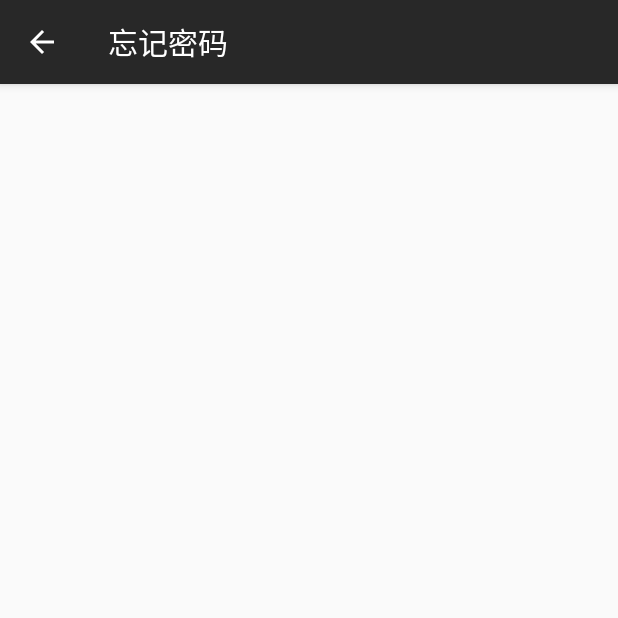
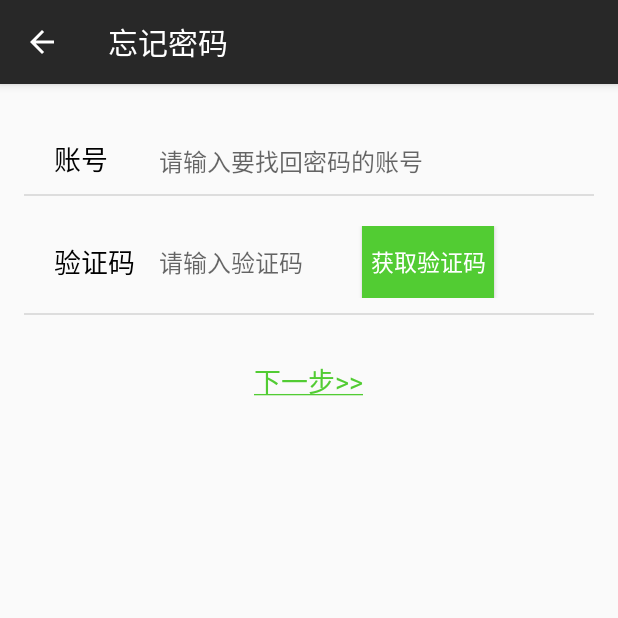
Before and after one commit to SYSUMiniChat/MiniChat, an Android app: the forgetPassword screen opened directly, with no data from a screen before it, on a phone screen of 412 x 824 dp, the top half of it. Run offline under Robolectric (Android 15) with nearby library versions, the phone set to English and light mode, and no system bars.

Commit message:
完善忘记密码页面

```diff
--- a/MiniChat/app/src/main/java/com/example/caitzh/minichat/forgetPassword.java
+++ b/MiniChat/app/src/main/java/com/example/caitzh/minichat/forgetPassword.java
@@ -1,8 +1,13 @@
 package com.example.caitzh.minichat;
 
+import android.content.Intent;
 import android.support.v7.app.AppCompatActivity;
 import android.os.Bundle;
 import android.view.MenuItem;
+import android.view.View;
+import android.widget.Button;
+import android.widget.EditText;
+import android.widget.TextView;
 
 public class forgetPassword extends AppCompatActivity {
 
@@ -10,12 +15,35 @@ public class forgetPassword extends AppCompatActivity {
     protected void onCreate(Bundle savedInstanceState) {
         super.onCreate(savedInstanceState);
         setContentView(R.layout.activity_forget_password);
+
         // 给AppCompatActivity的标题栏上加上返回按钮
         android.support.v7.app.ActionBar actionBar = getSupportActionBar();
         if(actionBar != null){
             actionBar.setHomeButtonEnabled(true);
             actionBar.setDisplayHomeAsUpEnabled(true);
         }
+
+        Button btn_getCode = (Button) findViewById(R.id.getCode);
+        btn_getCode.setOnClickListener(new View.OnClickListener() {
+            @Override
+            public void onClick(View v) {
+                // TODO 获取验证码
+            }
+        });
+
+        final EditText miniNumber = (EditText) findViewById(R.id.miniNumber);
+        TextView nextStep = (TextView) findViewById(R.id.nextStep);
+        nextStep.setOnClickListener(new View.OnClickListener() {
+            @Override
+            public void onClick(View v) {
+                // TODO 判断验证码是否正确
+                // 若验证码正确，跳转到修改密码页面
+                finish();
+                Intent intent = new Intent(forgetPassword.this, changePassword.class);
+                intent.putExtra("miniNumber", miniNumber.getText().toString());
+                startActivity(intent);
+            }
+        });
 
     }
 
--- a/MiniChat/app/src/main/java/com/example/caitzh/minichat/personalInformation.java
+++ b/MiniChat/app/src/main/java/com/example/caitzh/minichat/personalInformation.java
@@ -188,7 +188,7 @@ public class personalInformation extends AppCompatActivity {
                                     // 原密码输入正确，可跳转到修改密码页面,否则提示密码错误
                                     EditText editText = (EditText) newView.findViewById(R.id.originPassword);
                                     String input = editText.getText().toString();
-                                    if (input.equals("123456")) {  // TODO: 这里先用123456测试，引入数据库后再修改
+                                    if (input.equals("123")) {  // TODO: 这里先用123测试，引入数据库后再修改
                                         Intent intent = new Intent(personalInformation.this, changePassword.class);
                                         intent.putExtra("miniNumber", list.get(1).get("detail"));  // 传递参数: mini号
                                         startActivity(intent);
--- a/MiniChat/app/src/main/java/com/example/caitzh/minichat/signIn.java
+++ b/MiniChat/app/src/main/java/com/example/caitzh/minichat/signIn.java
@@ -67,7 +67,7 @@ public class signIn extends AppCompatActivity {
             public void onClick(View v) {
                 Intent intent = new Intent(signIn.this, forgetPassword.class);
                 startActivity(intent);
-                Toast.makeText(signIn.this, "不要急哟~静待海涛完善该页面", Toast.LENGTH_LONG).show();
+//                Toast.makeText(signIn.this, "不要急哟~静待海涛完善该页面", Toast.LENGTH_LONG).show();
             }
         });
 
--- a/MiniChat/app/src/main/res/layout/activity_change_password.xml
+++ b/MiniChat/app/src/main/res/layout/activity_change_password.xml
@@ -84,6 +84,6 @@
         android:layout_marginLeft="10dp"
         android:layout_marginRight="10dp"
         android:layout_marginTop="20dp"
-        android:textSize="17sp"/>
+        android:textSize="20sp"/>
 
 </LinearLayout>
--- a/MiniChat/app/src/main/res/layout/activity_forget_password.xml
+++ b/MiniChat/app/src/main/res/layout/activity_forget_password.xml
@@ -10,6 +10,68 @@
     android:orientation="vertical"
     tools:context="com.example.caitzh.minichat.forgetPassword">
 
+    <LinearLayout style="@style/myLinearLayout">
+        <TextView
+            android:layout_width="60dp"
+            android:layout_height="wrap_content"
+            android:text="账号"
+            android:textSize="18sp"
+            android:textColor="@color/colorBlack" />
+        <EditText
+            android:id="@+id/miniNumber"
+            android:hint="请输入要找回密码的账号"
+            style="@style/myEditText"
+            android:layout_marginLeft="10dp"/>
+    </LinearLayout>
 
+    <View
+        android:id="@+id/view1"
+        style="@style/myView"/>
+
+    <LinearLayout style="@style/myLinearLayout">
+        <TextView
+            android:layout_width="60dp"
+            android:layout_height="wrap_content"
+            android:text="验证码"
+            android:textSize="18sp"
+            android:textColor="@color/colorBlack"
+            android:layout_gravity="center_vertical"/>
+        <EditText
+            android:id="@+id/nickname"
+            android:layout_width="100dp"
+            android:layout_height="wrap_content"
+            android:hint="请输入验证码"
+            android:maxLength="6"
+            android:textSize="16sp"
+            android:background="@null"
+            android:layout_marginLeft="10dp"
+            android:layout_gravity="center_vertical"/>
+
+        <Button
+            android:id="@+id/getCode"
+            android:layout_width="wrap_content"
+            android:layout_height="wrap_content"
+            android:text="获取验证码"
+            android:textSize="15sp"
+            android:textColor="@color/colorWhite"
+            android:background="@color/colorGreen"
+            android:layout_marginLeft="35dp"
+            android:layout_gravity="right"/>
+
+    </LinearLayout>
+
+    <View
+        android:id="@+id/view2"
+        style="@style/myView"/>
+
+    <TextView
+        android:id="@+id/nextStep"
+        android:layout_width="wrap_content"
+        android:layout_height="wrap_content"
+        android:text="@string/nextStep"
+        android:textSize="18sp"
+        android:textColor="@color/colorGreen"
+        android:layout_gravity="center_horizontal"
+        android:layout_marginTop="30dp"/>
 
 </LinearLayout>
--- a/MiniChat/app/src/main/res/values/strings.xml
+++ b/MiniChat/app/src/main/res/values/strings.xml
@@ -3,4 +3,5 @@
     <string name="go_to_register"><u>还没有账号？点击前往注册</u></string>
     <string name="register">点击上面的注册按钮，即表明你同意<u>《MiniChat软件许可及服务协议》</u> 和<u>《MiniChat隐私政策》</u></string>
     <string name="go_to_siginin"><u>已注册？点击前往登录页面</u></string>
+    <string name="nextStep"><u>下一步>></u></string>
 </resources>
```
